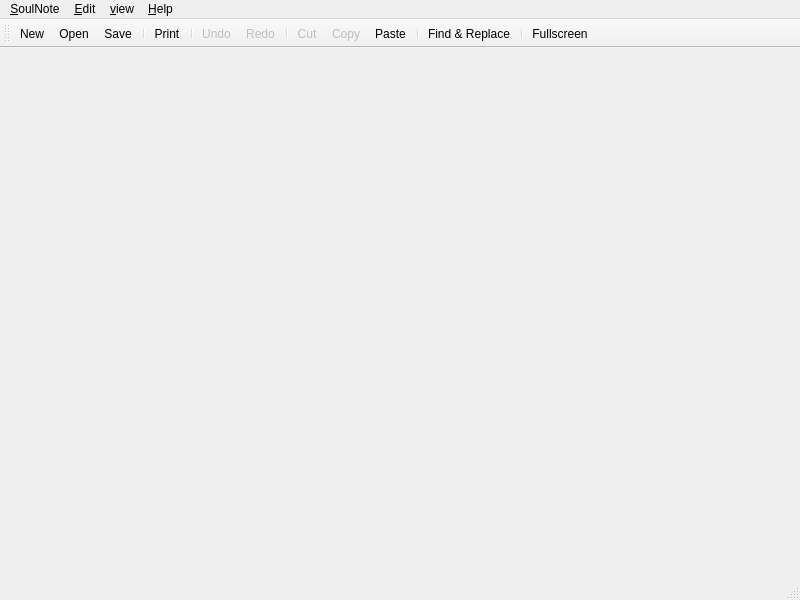
thesoulless/SoulNote, file soulnote.ui: the form before one commit.
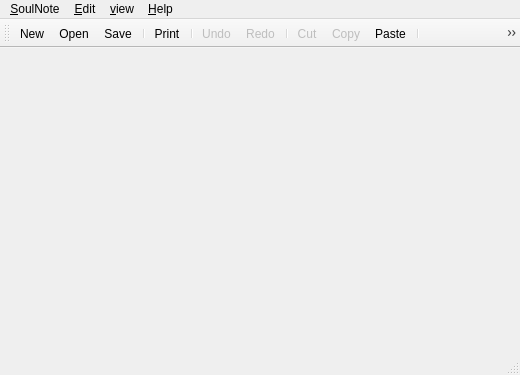
The form after the commit.

What changed in the file:
```diff
--- a/soulnote.ui
+++ b/soulnote.ui
@@ -6,21 +6,24 @@
    <rect>
     <x>0</x>
     <y>0</y>
-    <width>800</width>
-    <height>600</height>
+    <width>520</width>
+    <height>375</height>
    </rect>
   </property>
   <property name="windowTitle">
    <string>MainWindow</string>
   </property>
+  <property name="styleSheet">
+   <string notr="true"/>
+  </property>
   <widget class="QWidget" name="centralwidget"/>
   <widget class="QMenuBar" name="menubar">
    <property name="geometry">
     <rect>
      <x>0</x>
      <y>0</y>
-     <width>800</width>
-     <height>26</height>
+     <width>520</width>
+     <height>21</height>
     </rect>
    </property>
    <widget class="QMenu" name="menu_Edit">
```
Left out of the diff: 5 changed lines with no effect on the pictures.
